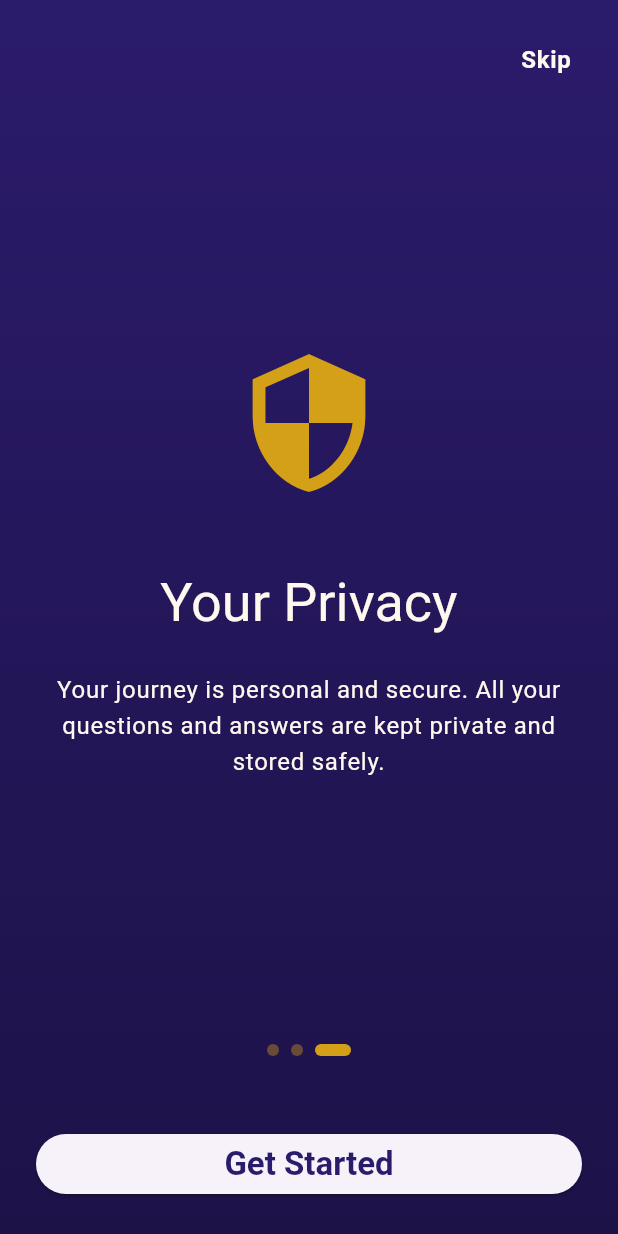
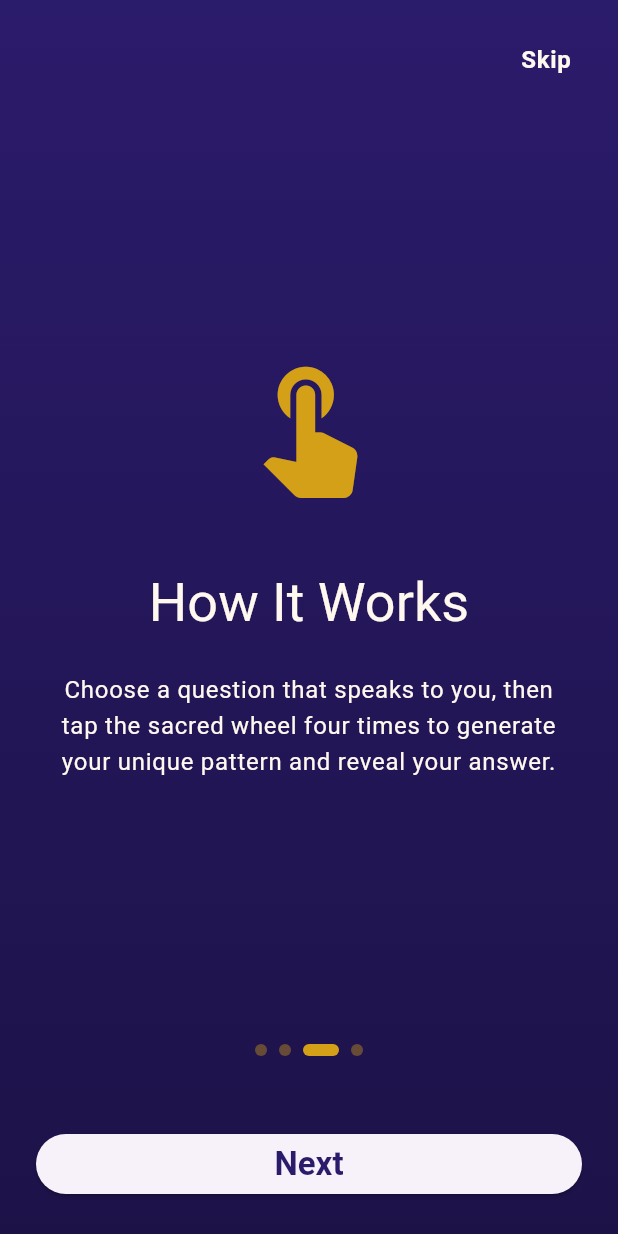
Before and after one commit to chirag1202/WisdomSutra, a Flutter app: the OnboardingScreen screen opened directly, swiped to page 3, on a phone screen of 412 x 824 dp. Run offline on Flutter 3.47's test engine with Material 3 defaults, Android fonts, the phone set to English and light mode, and no system bars; our stand-ins replace app_links, shared_preferences, supabase_flutter; accounts and stored records are empty.

Commit message:
Update onboarding screen to add a new page and adjust navigation logic

```diff
--- a/lib/screens/onboarding_screen.dart
+++ b/lib/screens/onboarding_screen.dart
@@ -29,7 +29,7 @@ class _OnboardingScreenState extends State<OnboardingScreen> {
   }
 
   void _nextPage() {
-    if (_currentPage < 2) {
+    if (_currentPage < 3) {
       _pageController.nextPage(
         duration: const Duration(milliseconds: 350),
         curve: Curves.easeInOut,
@@ -100,6 +100,17 @@ class _OnboardingScreenState extends State<OnboardingScreen> {
                     _buildPage(
                       context: context,
                       icon: Icon(
+                        Icons.menu_book_rounded,
+                        size: 100,
+                        color: ext?.accent ?? AppColors.gold,
+                      ),
+                      title: 'Rooted in Myth',
+                      description:
+                          'WisdomSutra draws from a mythical scripture, penned seventy years ago, said to hold guidance for every seeker. Each pattern unlocks a verse meant just for you.',
+                    ),
+                    _buildPage(
+                      context: context,
+                      icon: Icon(
                         Icons.touch_app,
                         size: 100,
                         color: ext?.accent ?? AppColors.gold,
@@ -128,7 +139,7 @@ class _OnboardingScreenState extends State<OnboardingScreen> {
                 child: Row(
                   mainAxisAlignment: MainAxisAlignment.center,
                   children: List.generate(
-                    3,
+                    4,
                     (index) => Container(
                       margin: const EdgeInsets.symmetric(horizontal: 4),
                       width: _currentPage == index ? 24 : 8,
@@ -151,7 +162,7 @@ class _OnboardingScreenState extends State<OnboardingScreen> {
                   child: ElevatedButton(
                     onPressed: _nextPage,
                     child: Text(
-                      _currentPage == 2 ? 'Get Started' : 'Next',
+                      _currentPage == 3 ? 'Get Started' : 'Next',
                       style: textTheme.titleLarge?.copyWith(
                         color: ext?.textOnLight ?? AppColors.indigoDeep,
                         fontWeight: FontWeight.w600,
```
